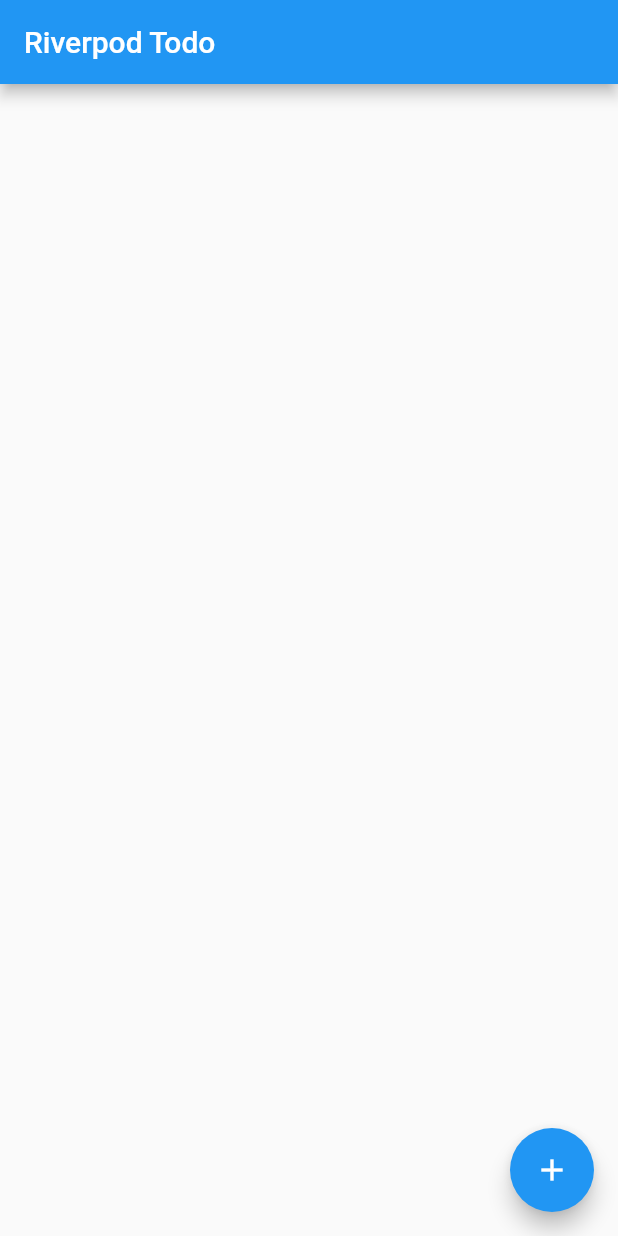
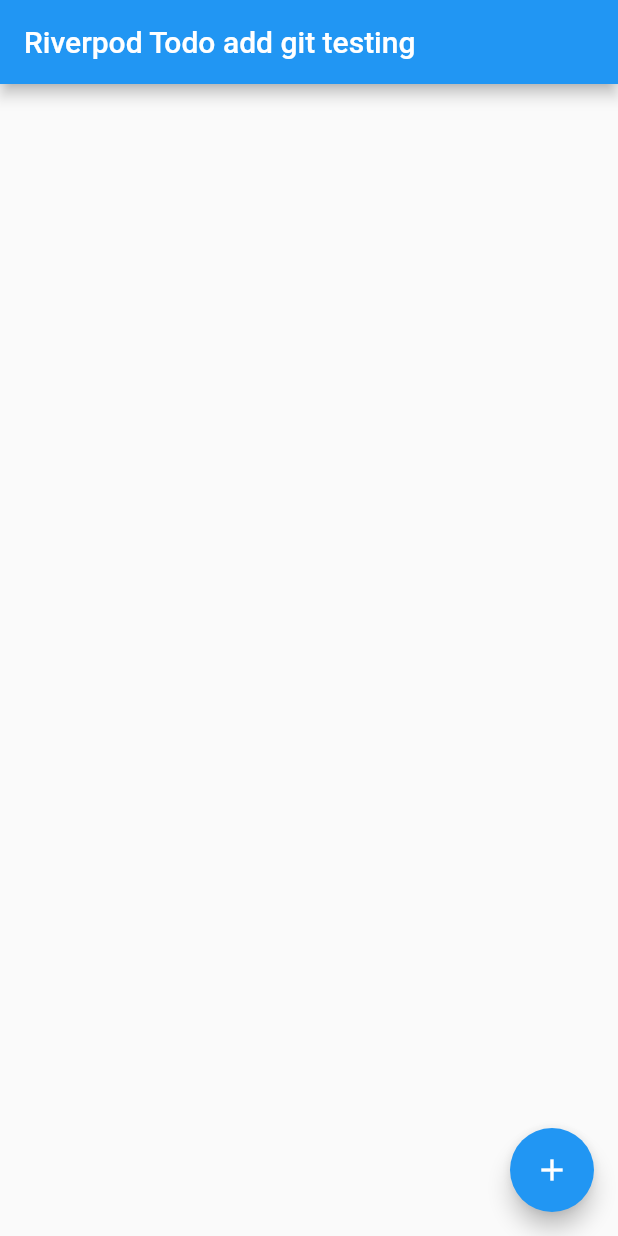
Before and after one commit to Vineeth-Kolichal/Riverpod_learn, a Flutter app: the screen it shows after launch, on a phone screen of 412 x 824 dp. Run offline on Flutter 3.47's test engine with Material 2 defaults, Android fonts, the phone set to English and light mode, and no system bars; our stand-ins replace flutter_riverpod.

Commit message:
testing 2

```diff
--- a/lib/views/home_view.dart
+++ b/lib/views/home_view.dart
@@ -10,7 +10,7 @@ class HomeView extends ConsumerWidget {
     final todoList = ref.watch(todoProvider);
     return Scaffold(
       appBar: AppBar(
-        title: const Text('Riverpod Todo'),
+        title: const Text('Riverpod Todo add git testing'),
       ),
       body: Padding(
         padding: EdgeInsets.all(10),
```
